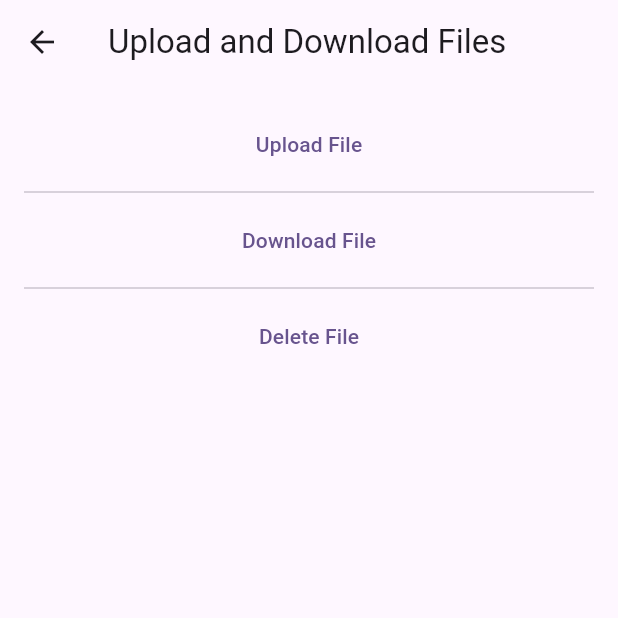
After one commit to fadyZaherEng/SubabaseApp, a Flutter app: the HomeScreen screen opened directly, after a tap on the "storage" icon, on a phone screen of 412 x 824 dp, the top half of it. The commit adds this screen. Run offline on Flutter 3.47's test engine with Material 3 defaults, Android fonts, the phone set to English and light mode, and no system bars; our stand-ins replace device_info_plus, image_picker, permission_handler, shared_preferences, supabase_flutter; accounts and stored records are empty.

```diff
--- a/lib/screens/home_screen.dart
+++ b/lib/screens/home_screen.dart
@@ -1,6 +1,7 @@
 import 'package:flutter/material.dart';
 import 'package:supabase_app/model/task.dart';
 import 'package:supabase_app/screens/sign_in_screen.dart';
+import 'package:supabase_app/screens/storage_screen.dart';
 import 'package:supabase_app/utils/supabase_services.dart';
 
 class HomeScreen extends StatefulWidget {
@@ -35,6 +36,18 @@ class _HomeScreenState extends State<HomeScreen> {
                 context,
                 MaterialPageRoute(
                   builder: (context) => const SignInScreen(),
+                ),
+              );
+            },
+          ),
+          //storage button
+          IconButton(
+            icon: const Icon(Icons.storage, color: Colors.green),
+            onPressed: () async {
+              Navigator.push(
+                context,
+                MaterialPageRoute(
+                  builder: (context) => const StorageScreen(),
                 ),
               );
             },
--- /dev/null
+++ b/lib/screens/storage_screen.dart
@@ -0,0 +1,123 @@
+import 'dart:io';
+import 'package:device_info_plus/device_info_plus.dart';
+import 'package:flutter/material.dart';
+import 'package:image_picker/image_picker.dart';
+import 'package:permission_handler/permission_handler.dart';
+import 'package:supabase_app/utils/supabase_services.dart';
+
+class StorageScreen extends StatefulWidget {
+  const StorageScreen({super.key});
+
+  @override
+  State<StorageScreen> createState() => _StorageScreenState();
+}
+
+class _StorageScreenState extends State<StorageScreen> {
+  @override
+  Widget build(BuildContext context) {
+    return Scaffold(
+      appBar: AppBar(
+        title: const Text('Upload and Download Files'),
+      ),
+      body: Padding(
+        padding: const EdgeInsets.all(16),
+        child: Column(
+          mainAxisAlignment: MainAxisAlignment.start,
+          crossAxisAlignment: CrossAxisAlignment.center,
+          children: [
+            TextButton(
+              onPressed: () {
+                _showUploadFileDialog(context);
+              },
+              child: const Text('Upload File'),
+            ),
+            const Divider(),
+            TextButton(
+              onPressed: () {},
+              child: const Text('Download File'),
+            ),
+            const Divider(),
+            TextButton(
+              onPressed: () {},
+              child: const Text('Delete File'),
+            ),
+          ],
+        ),
+      ),
+    );
+  }
+
+  void _showUploadFileDialog(BuildContext context) async {
+    if (!await _checkAndRequestStoragePermission(context)) return;
+
+    final XFile? file = await _pickImageFromGallery();
+    if (file == null) {
+      ScaffoldMessenger.of(context).showSnackBar(
+        const SnackBar(content: Text("No file selected.")),
+      );
+      return;
+    }
+
+    _uploadFile(context, file);
+  }
+
+  Future<bool> _checkAndRequestStoragePermission(BuildContext context) async {
+    if (Platform.isAndroid) {
+      // For Android 13+
+      final androidInfo = await DeviceInfoPlugin().androidInfo;
+      if (androidInfo.version.sdkInt >= 33) {
+        final status = await Permission.photos.status;
+        if (status.isGranted) return true;
+
+        final result = await Permission.photos.request();
+        if (result.isGranted) return true;
+      } else {
+        final status = await Permission.storage.status;
+        if (status.isGranted) return true;
+
+        final result = await Permission.storage.request();
+        if (result.isGranted) return true;
+      }
+    } else {
+      // iOS or other platforms
+      final status = await Permission.photos.status;
+      if (status.isGranted) return true;
+
+      final result = await Permission.photos.request();
+      if (result.isGranted) return true;
+    }
+
+    ScaffoldMessenger.of(context).showSnackBar(
+      const SnackBar(content: Text("Storage permission is required.")),
+    );
+    return false;
+  }
+
+  Future<XFile?> _pickImageFromGallery() async {
+    final picker = ImagePicker();
+    return await picker.pickImage(source: ImageSource.gallery);
+  }
+
+  void _uploadFile(BuildContext context, XFile file) {
+    final filePath = file.path;
+
+    SupabaseServices.uploadFile(
+      file: File(filePath),
+      onUploadSuccess: (message) {
+        ScaffoldMessenger.of(context).showSnackBar(
+          SnackBar(content: Text("Upload successful: $message")),
+        );
+      },
+      onUploadFailure: (message) {
+        ScaffoldMessenger.of(context).showSnackBar(
+          SnackBar(content: Text("Upload failed: $message")),
+        );
+      },
+      onChangeStatus: (text, isLoading) {
+        ScaffoldMessenger.of(context).showSnackBar(
+          SnackBar(content: Text(text)),
+        );
+      },
+    );
+  }
+}
--- a/lib/utils/supabase_services.dart
+++ b/lib/utils/supabase_services.dart
@@ -1,3 +1,5 @@
+import 'dart:io';
+
 import 'package:flutter/material.dart';
 import 'package:supabase_flutter/supabase_flutter.dart';
 
@@ -14,6 +16,7 @@ class SupabaseServices {
     );
   }
 
+  ///auth functions
   //sign up
   static Future<void> signUp({
     required String email,
@@ -80,6 +83,8 @@ class SupabaseServices {
 
   ///make tasks table and columns in supabase (id, title, description, created_at, is_completed)
   ///CRUD operations
+  /// create, read, update, delete
+  /// DataBase functions
   //insert data into tasks table
   static Future<void> insertTask({
     required String title,
@@ -91,7 +96,7 @@ class SupabaseServices {
   }) async {
     try {
       onChangeStatus("Inserting Task...", true);
-      final response = await supabase.from('tasks').insert({
+      await supabase.from('tasks').insert({
         'title': title,
         'description': description,
         'is_completed': isCompleted,
@@ -163,14 +168,81 @@ class SupabaseServices {
 
   // get all tasks
   static Future<List<Map<String, dynamic>>> getTasks() async {
-    final response = await supabase.from('tasks').select();
-    return response;
+    return await supabase.from('tasks').select('*');
   }
 
   // get task by id
   static Future<Map<String, dynamic>?> getTaskById(int id) async {
-    final response =
-        await supabase.from('tasks').select().eq('id', id).single();
-    return response;
+    return await supabase.from('tasks').select().eq('id', id).single();
+  }
+
+  ///Storage services
+  // upload file to storage
+  static Future<void> uploadFile({
+    required File file,
+    required void Function(String) onUploadSuccess,
+    required void Function(String) onUploadFailure,
+    required void Function(String text, bool isLoading) onChangeStatus,
+  }) async {
+    try {
+      onChangeStatus("Uploading file...", true);
+
+      final user = supabase.auth.currentUser;
+      if (user == null) {
+        throw Exception("User is not authenticated");
+      }
+
+      final fileName = file.uri.pathSegments.last;
+      final uploadPath = 'user_files/${user.id}/$fileName';
+
+      final response = await supabase.storage.from('files').upload(
+          uploadPath, file,
+          fileOptions: const FileOptions(upsert: true));
+
+      onChangeStatus("File uploaded successfully", false);
+      onUploadSuccess("File uploaded to: $uploadPath");
+    } catch (e) {
+      debugPrint("Upload failed: $e");
+      onChangeStatus("Upload failed: $e", false);
+      onUploadFailure("Upload failed: $e");
+    }
+  }
+
+  // download file from storage
+  static Future<void> downloadFile({
+    required String fileName,
+    required void Function(String) onDownloadSuccess,
+    required void Function(String) onDownloadFailure,
+    required void Function(String text, bool isLoading) onChangeStatus,
+  }) async {
+    try {
+      onChangeStatus("Downloading File...", true);
+      await supabase.storage.from('files').download(fileName);
+      onChangeStatus("File Downloaded Successfully", false);
+      onDownloadSuccess("File Downloaded Successfully");
+    } catch (e) {
+      debugPrint(e.toString());
+      onChangeStatus("Download File Failed : $e", false);
+      onDownloadFailure("Download File Failed : $e");
+    }
+  }
+
+  // delete file from storage
+  static Future<void> deleteFile({
+    required String fileName,
+    required void Function(String) onDeleteSuccess,
+    required void Function(String) onDeleteFailure,
+    required void Function(String text, bool isLoading) onChangeStatus,
+  }) async {
+    try {
+      onChangeStatus("Deleting File...", true);
+      await supabase.storage.from('files').remove([fileName]);
+      onChangeStatus("File Deleted Successfully", false);
+      onDeleteSuccess("File Deleted Successfully");
+    } catch (e) {
+      debugPrint(e.toString());
+      onChangeStatus("Delete File Failed : $e", false);
+      onDeleteFailure("Delete File Failed : $e");
+    }
   }
 }
--- a/pubspec.yaml
+++ b/pubspec.yaml
@@ -38,6 +38,11 @@ dependencies:
   supabase_flutter: ^2.9.1
   supabase: ^2.8.0
   shared_preferences: ^2.2.0
+  image_picker:
+  path:
+  path_provider:
+  permission_handler:
+  device_info_plus:
 
 dev_dependencies:
   flutter_test:
```
Also changed, not shown: pubspec.lock, 6 other files.
